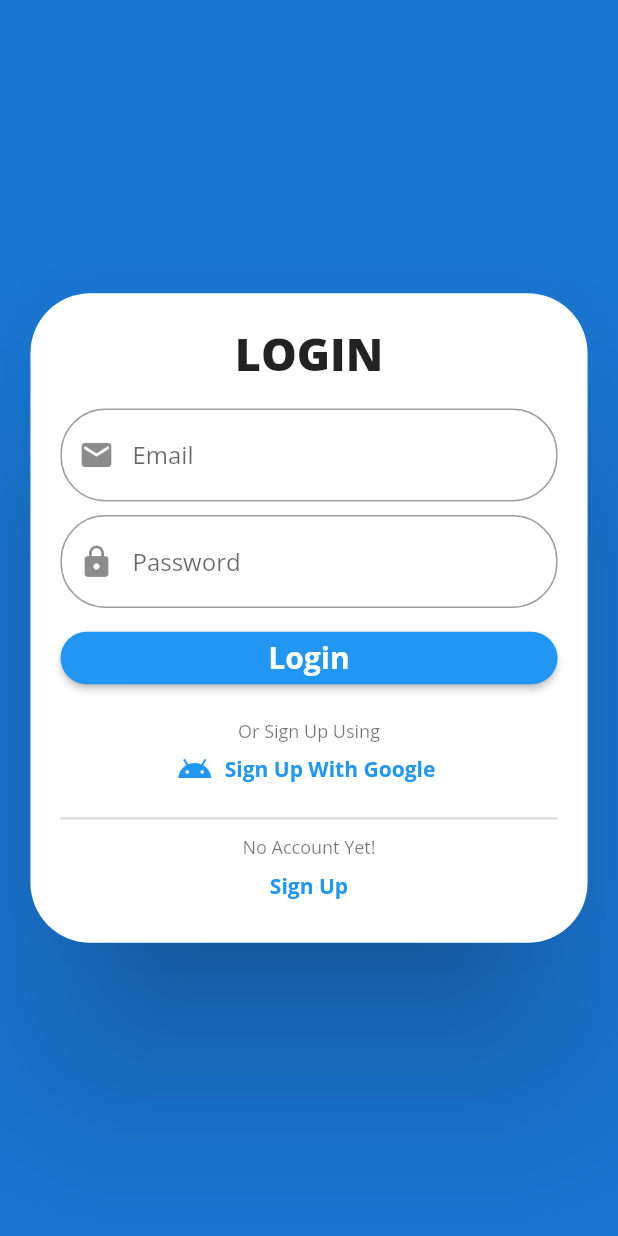
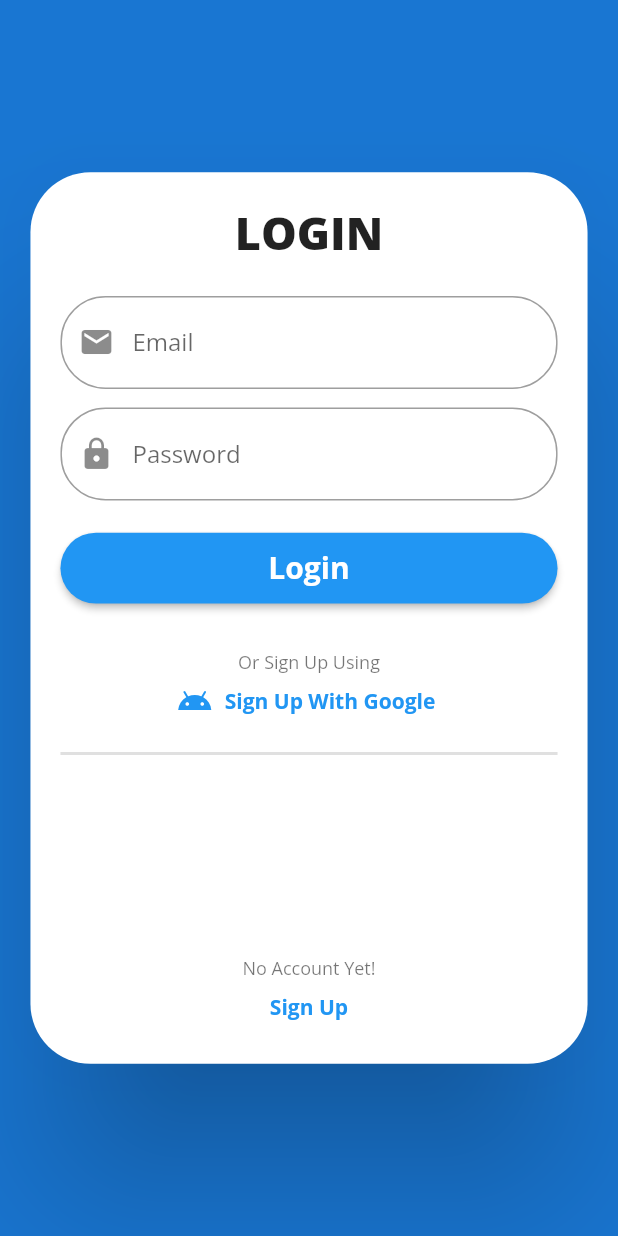
Before and after one commit to YashBagri4412/AuthScreen, a Flutter app: the screen it shows after launch, on a phone screen of 412 x 824 dp. Run offline on Flutter 3.47's test engine with Material 2 defaults, Android fonts, the phone set to English and light mode, and no system bars; our stand-ins replace google_fonts.

Commit message:
some more modification to responsiveness

```diff
--- a/lib/Screens/auth_screen.dart
+++ b/lib/Screens/auth_screen.dart
@@ -14,6 +14,7 @@ class _AuthScreenState extends State<AuthScreen> {
   final _passWordController = new TextEditingController();
   bool _isLogin = true;
   bool _gButtonHighlightState = false;
+
   String _userName;
   String _passWord;
 
@@ -37,9 +38,10 @@ class _AuthScreenState extends State<AuthScreen> {
         MediaQuery.of(context).padding.bottom;
     final width = size.width;
     final widthOfContainer = width * 0.95;
-    final heightOfContainer = height * 0.59;
+    final heightOfContainer = height * 0.80;
     print("$heightOfContainer + $widthOfContainer");
     return Scaffold(
+      resizeToAvoidBottomPadding: false,
       backgroundColor: Theme.of(context).primaryColorDark,
       body: Center(
         child: Container(
@@ -204,7 +206,7 @@ class _AuthScreenState extends State<AuthScreen> {
                                 ),
                               ),
                               onPressed: () {},
-                            )
+                            ),
                           ],
                         ),
                       ),
```
